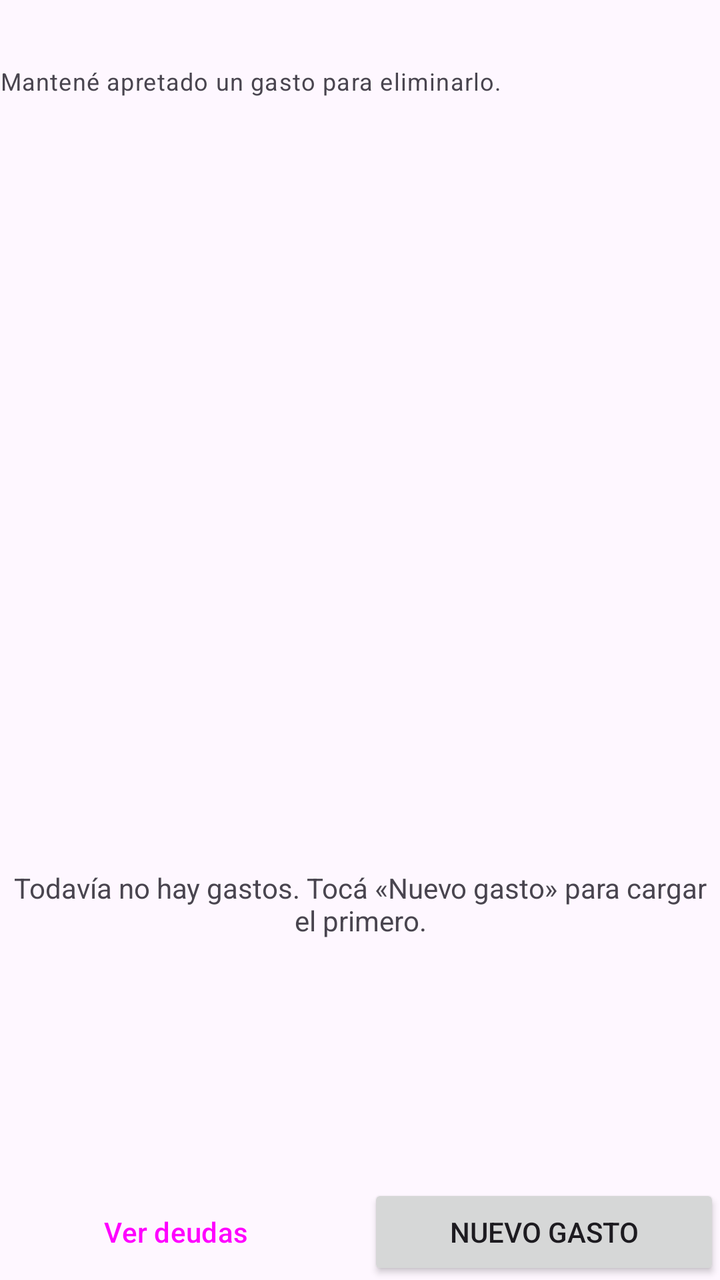
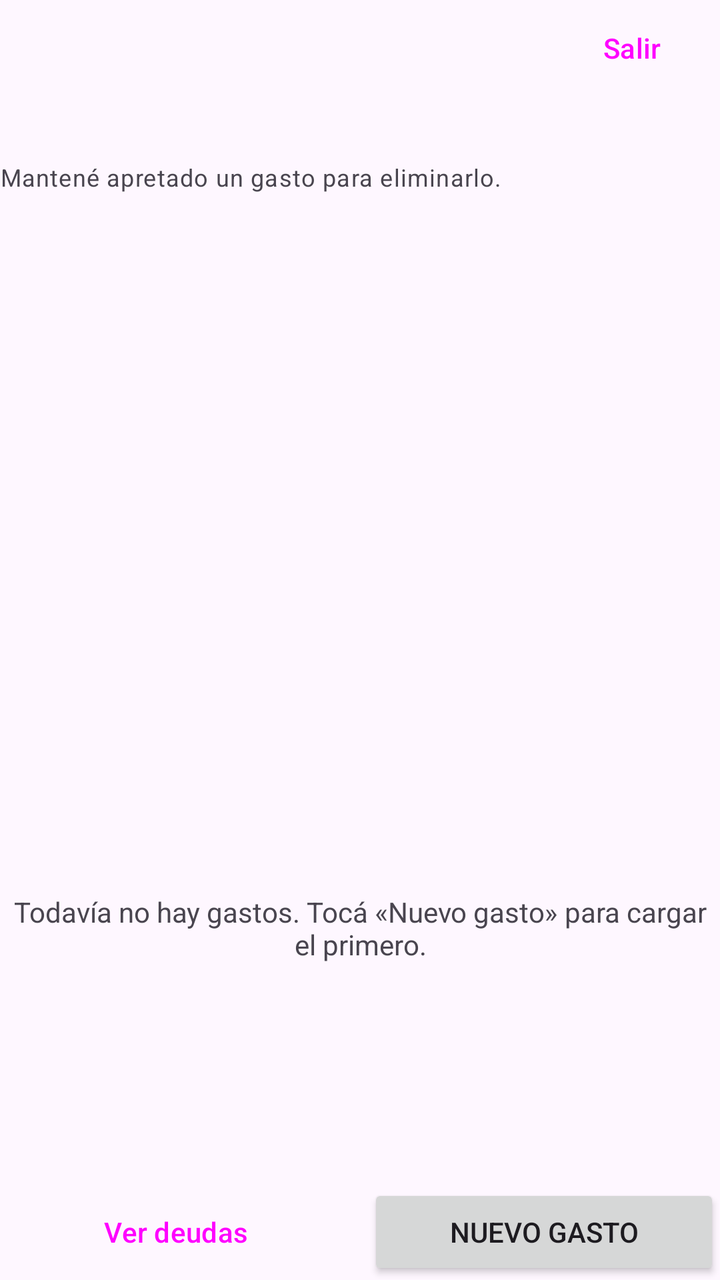

Before-and-after screenshots of an Android layout around one commit, followed by the original layout XML and the change that was made.
<!-- AndroidManifest.xml: application theme Theme.Tarjetazo -->
<!-- res/layout/activity_main.xml -->
<?xml version="1.0" encoding="utf-8"?>
<LinearLayout xmlns:android="http://schemas.android.com/apk/res/android"
    android:layout_width="match_parent"
    android:layout_height="match_parent"
    android:fitsSystemWindows="true"
    android:orientation="vertical"
    android:layout_margin="16dp">

    <TextView
        android:id="@+id/total"
        android:layout_width="match_parent"
        android:layout_height="wrap_content"
        android:textAppearance="?attr/textAppearanceHeadlineSmall" />

    <TextView
        android:layout_width="match_parent"
        android:layout_height="wrap_content"
        android:layout_marginBottom="8dp"
        android:text="Mantené apretado un gasto para eliminarlo."
        android:textAppearance="?attr/textAppearanceBodySmall" />

    <ListView
        android:id="@+id/lista"
        android:layout_width="match_parent"
        android:layout_height="0dp"
        android:layout_weight="1" />

    <TextView
        android:id="@+id/vacio"
        android:layout_width="match_parent"
        android:layout_height="0dp"
        android:layout_weight="1"
        android:gravity="center"
        android:text="Todavía no hay gastos. Tocá «Nuevo gasto» para cargar el primero." />

    <LinearLayout
        android:layout_width="match_parent"
        android:layout_height="wrap_content"
        android:layout_marginTop="8dp"
        android:orientation="horizontal">

        <Button
            android:id="@+id/ver_deudas"
            style="?attr/materialButtonOutlinedStyle"
            android:layout_width="0dp"
            android:layout_height="wrap_content"
            android:layout_marginEnd="8dp"
            android:layout_weight="1"
            android:text="Ver deudas" />

        <Button
            android:id="@+id/nuevo"
            android:layout_width="0dp"
            android:layout_height="wrap_content"
            android:layout_weight="1"
            android:text="Nuevo gasto" />
    </LinearLayout>
</LinearLayout>
<!-- resources referenced by this layout -->
<resources>
  <style name="Theme.Tarjetazo" parent="Base.Theme.Tarjetazo" />
  <style name="Base.Theme.Tarjetazo" parent="Theme.Material3.DayNight.NoActionBar">
          
          
      </style>
</resources>

<!-- the commit's change to res/layout/activity_main.xml (unified diff, before → after) -->
@@ -5,6 +5,27 @@
     android:fitsSystemWindows="true"
     android:orientation="vertical"
     android:layout_margin="16dp">
+
+    <LinearLayout
+        android:layout_width="match_parent"
+        android:layout_height="wrap_content"
+        android:gravity="center_vertical"
+        android:orientation="horizontal">
+
+        <TextView
+            android:id="@+id/cuenta"
+            android:layout_width="0dp"
+            android:layout_height="wrap_content"
+            android:layout_weight="1"
+            android:textAppearance="?attr/textAppearanceBodySmall" />
+
+        <Button
+            android:id="@+id/salir"
+            style="?attr/borderlessButtonStyle"
+            android:layout_width="wrap_content"
+            android:layout_height="wrap_content"
+            android:text="Salir" />
+    </LinearLayout>
 
     <TextView
         android:id="@+id/total"
